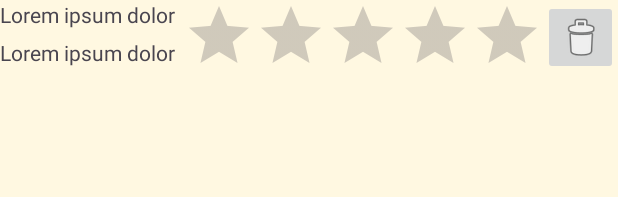
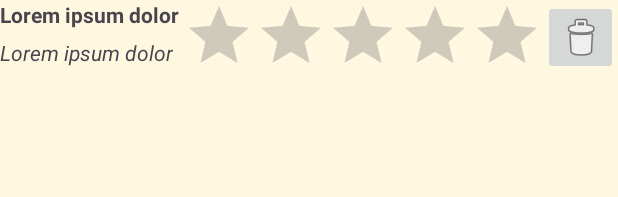
Before and after one commit to haseren4/K-Cup-Journal, an Android app: the layout kcup_list_view_layout.xml on its own in the app's theme, with its tools: preview values and no code run, on a phone screen of 412 x 824 dp. Shown: the top 197 px of the screen. Run offline under Robolectric (Android 15) with nearby library versions, the phone set to English and light mode, and no system bars.

Commit message:
Changed  - Added Styling to KCupListView Text labels

```diff
--- a/app/src/main/res/layout/kcup_list_view_layout.xml
+++ b/app/src/main/res/layout/kcup_list_view_layout.xml
@@ -15,6 +15,7 @@
         android:layout_width="wrap_content"
         android:layout_height="25dp"
         android:text="@string/lorem_ipsum_title"
+        android:textStyle="bold"
         android:theme="@style/Theme.KCupJournal"
         app:layout_constraintStart_toStartOf="parent"
         app:layout_constraintTop_toTopOf="parent" />
@@ -24,6 +25,7 @@
         android:layout_width="wrap_content"
         android:layout_height="25dp"
         android:text="@string/lorem_ipsum_title"
+        android:textStyle="italic"
         android:theme="@style/Theme.KCupJournal"
         app:layout_constraintStart_toStartOf="@+id/nameTxt"
         app:layout_constraintTop_toBottomOf="@+id/nameTxt" />
```
